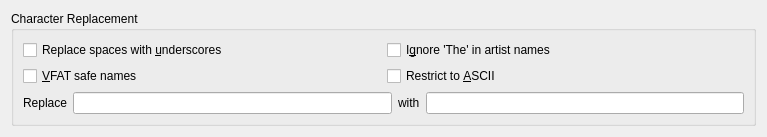
The window that src/dialogs/FilenameLayoutOptions.ui (KDE/amarok) describes before a commit, drawn with Qt 5.
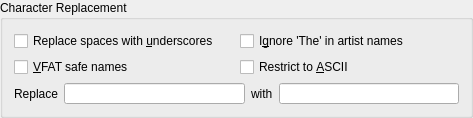
The same window after the commit. Custom widgets are drawn as their Qt base class.

Diff of the .ui file:
```diff
--- a/src/dialogs/FilenameLayoutOptions.ui
+++ b/src/dialogs/FilenameLayoutOptions.ui
@@ -1,21 +1,15 @@
 <?xml version="1.0" encoding="UTF-8"?>
 <ui version="4.0">
  <class>FilenameLayoutOptions</class>
- <widget class="QWidget" name="FilenameLayoutOptions">
+ <widget class="QGroupBox" name="FilenameLayoutOptions">
   <property name="geometry">
    <rect>
     <x>0</x>
     <y>0</y>
-    <width>767</width>
-    <height>119</height>
+    <width>473</width>
+    <height>116</height>
    </rect>
   </property>
-  <property name="windowTitle">
-   <string>Form</string>
-  </property>
-  <layout class="QVBoxLayout" name="verticalLayout">
-   <item>
-    <widget class="QGroupBox" name="groupBox_2">
      <property name="sizePolicy">
       <sizepolicy hsizetype="MinimumExpanding" vsizetype="Minimum">
        <horstretch>0</horstretch>
@@ -25,9 +19,6 @@
      <property name="title">
       <string>Character Replacement</string>
      </property>
-     <property name="flat">
-      <bool>true</bool>
-     </property>
      <layout class="QGridLayout" name="gridLayout_2">
       <property name="sizeConstraint">
        <enum>QLayout::SetDefaultConstraint</enum>
@@ -211,9 +202,6 @@
          </widget>
         </item>
        </layout>
-      </item>
-     </layout>
-    </widget>
    </item>
   </layout>
  </widget>
```
Left out of the diff: 4 changed lines with no effect on the pictures. Lines whose indentation alone changed are shown as unchanged.
